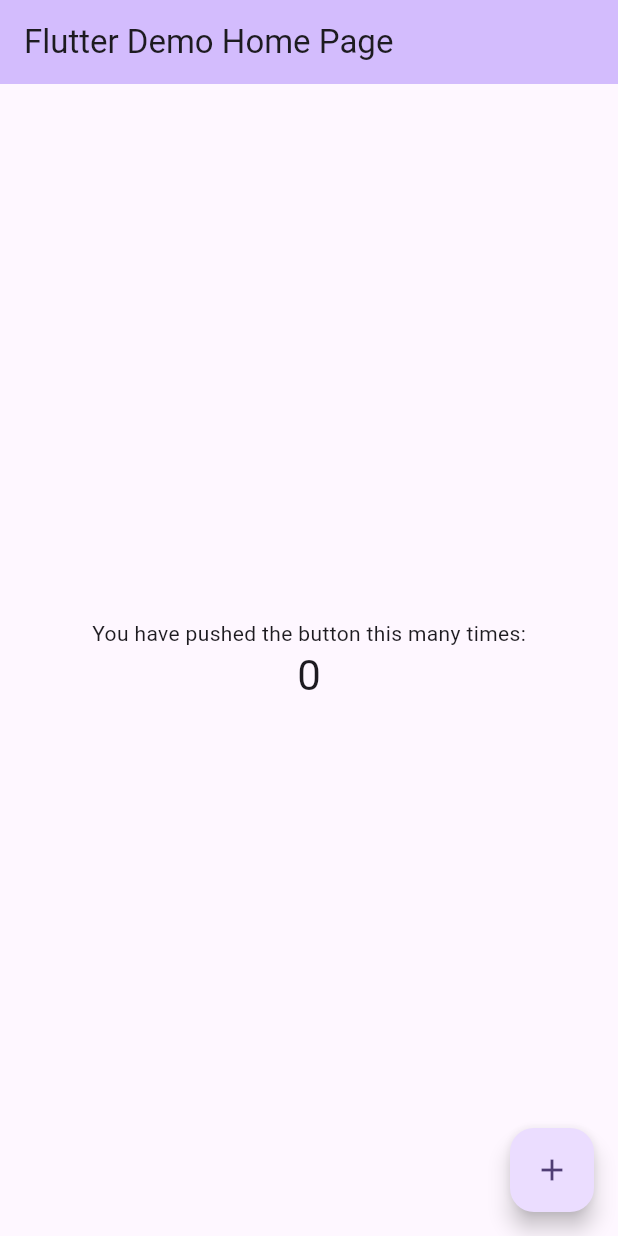
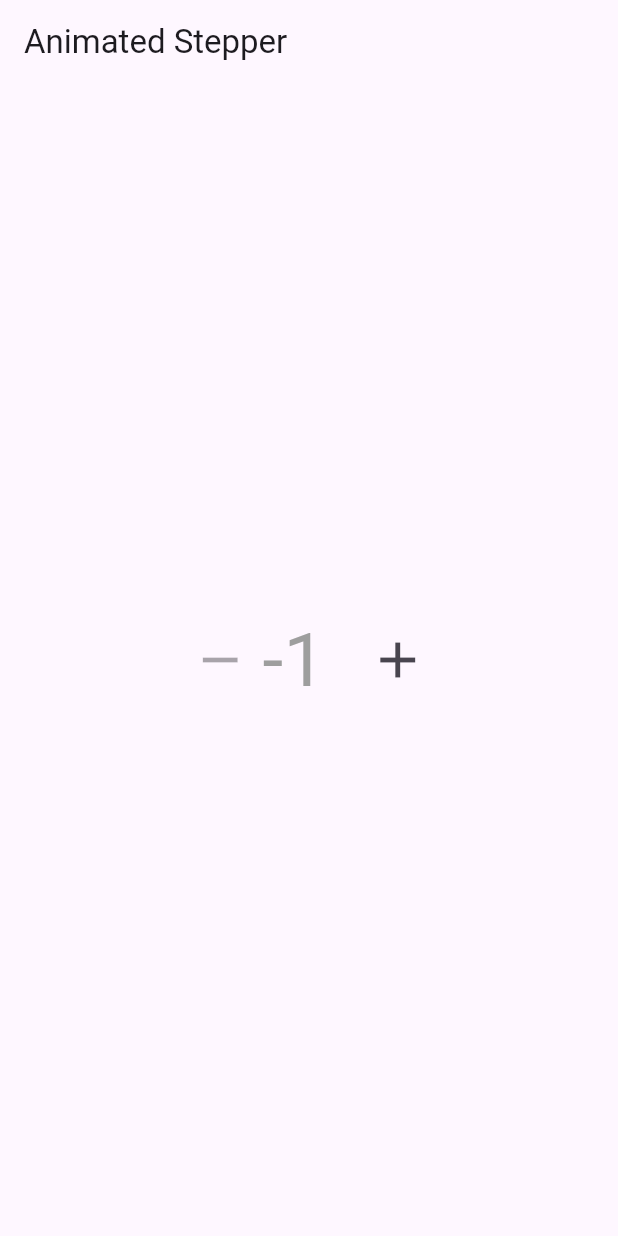
Before and after one commit to ParimSsme/animated_stepper, a Flutter app: the screen it shows after launch, on a phone screen of 412 x 824 dp. Run offline on Flutter 3.47's test engine with Material 3 defaults, Android fonts, the phone set to English and light mode, and no system bars.

Commit message:
add animated stepper

```diff
--- a/lib/main.dart
+++ b/lib/main.dart
@@ -7,119 +7,130 @@ void main() {
 class MyApp extends StatelessWidget {
   const MyApp({super.key});
 
-  // This widget is the root of your application.
   @override
   Widget build(BuildContext context) {
     return MaterialApp(
-      title: 'Flutter Demo',
-      theme: ThemeData(
-        // This is the theme of your application.
-        //
-        // TRY THIS: Try running your application with "flutter run". You'll see
-        // the application has a purple toolbar. Then, without quitting the app,
-        // try changing the seedColor in the colorScheme below to Colors.green
-        // and then invoke "hot reload" (save your changes or press the "hot
-        // reload" button in a Flutter-supported IDE, or press "r" if you used
-        // the command line to start the app).
-        //
-        // Notice that the counter didn't reset back to zero; the application
-        // state is not lost during the reload. To reset the state, use hot
-        // restart instead.
-        //
-        // This works for code too, not just values: Most code changes can be
-        // tested with just a hot reload.
-        colorScheme: ColorScheme.fromSeed(seedColor: Colors.deepPurple),
-        useMaterial3: true,
-      ),
-      home: const MyHomePage(title: 'Flutter Demo Home Page'),
+      debugShowCheckedModeBanner: false,
+      title: 'Animated Stepper',
+      theme: ThemeData(primarySwatch: Colors.blue),
+      home: const AnimatedStepper(),
     );
   }
 }
 
-class MyHomePage extends StatefulWidget {
-  const MyHomePage({super.key, required this.title});
-
-  // This widget is the home page of your application. It is stateful, meaning
-  // that it has a State object (defined below) that contains fields that affect
-  // how it looks.
-
-  // This class is the configuration for the state. It holds the values (in this
-  // case the title) provided by the parent (in this case the App widget) and
-  // used by the build method of the State. Fields in a Widget subclass are
-  // always marked "final".
-
-  final String title;
+class AnimatedStepper extends StatefulWidget {
+  const AnimatedStepper({super.key});
 
   @override
-  State<MyHomePage> createState() => _MyHomePageState();
+  State<AnimatedStepper> createState() => _AnimatedStepperState();
 }
 
-class _MyHomePageState extends State<MyHomePage> {
-  int _counter = 0;
+class _AnimatedStepperState extends State<AnimatedStepper>
+    with SingleTickerProviderStateMixin {
+  late final AnimationController _controller;
+  late final Animation<double> _animation;
 
-  void _incrementCounter() {
+  int _currentValue = 0;
+  bool _isIncrementing = true;
+
+  @override
+  void initState() {
+    super.initState();
+    _controller = AnimationController(
+      vsync: this,
+      duration: const Duration(milliseconds: 300),
+    );
+    _animation = CurvedAnimation(
+      parent: _controller,
+      curve: Curves.easeInOut,
+    );
+  }
+
+  void _increment() {
     setState(() {
-      // This call to setState tells the Flutter framework that something has
-      // changed in this State, which causes it to rerun the build method below
-      // so that the display can reflect the updated values. If we changed
-      // _counter without calling setState(), then the build method would not be
-      // called again, and so nothing would appear to happen.
-      _counter++;
+      _isIncrementing = true;
+      _currentValue++;
     });
+    _controller.forward(from: 0);
+  }
+
+  void _decrement() {
+    setState(() {
+      _isIncrementing = false;
+      _currentValue--;
+    });
+    _controller.forward(from: 0);
   }
 
   @override
   Widget build(BuildContext context) {
-    // This method is rerun every time setState is called, for instance as done
-    // by the _incrementCounter method above.
-    //
-    // The Flutter framework has been optimized to make rerunning build methods
-    // fast, so that you can just rebuild anything that needs updating rather
-    // than having to individually change instances of widgets.
     return Scaffold(
       appBar: AppBar(
-        // TRY THIS: Try changing the color here to a specific color (to
-        // Colors.amber, perhaps?) and trigger a hot reload to see the AppBar
-        // change color while the other colors stay the same.
-        backgroundColor: Theme.of(context).colorScheme.inversePrimary,
-        // Here we take the value from the MyHomePage object that was created by
-        // the App.build method, and use it to set our appbar title.
-        title: Text(widget.title),
+        title: const Text('Animated Stepper'),
       ),
       body: Center(
-        // Center is a layout widget. It takes a single child and positions it
-        // in the middle of the parent.
-        child: Column(
-          // Column is also a layout widget. It takes a list of children and
-          // arranges them vertically. By default, it sizes itself to fit its
-          // children horizontally, and tries to be as tall as its parent.
-          //
-          // Column has various properties to control how it sizes itself and
-          // how it positions its children. Here we use mainAxisAlignment to
-          // center the children vertically; the main axis here is the vertical
-          // axis because Columns are vertical (the cross axis would be
-          // horizontal).
-          //
-          // TRY THIS: Invoke "debug painting" (choose the "Toggle Debug Paint"
-          // action in the IDE, or press "p" in the console), to see the
-          // wireframe for each widget.
+        child: Row(
           mainAxisAlignment: MainAxisAlignment.center,
-          children: <Widget>[
-            const Text(
-              'You have pushed the button this many times:',
+          mainAxisSize: MainAxisSize.min,
+          children: [
+            IconButton(
+              icon: const Icon(Icons.remove),
+              iconSize: 40,
+              onPressed: _currentValue > 0 ? _decrement : null,
             ),
-            Text(
-              '$_counter',
-              style: Theme.of(context).textTheme.headlineMedium,
+            const SizedBox(height: 20),
+            AnimatedBuilder(
+              animation: _animation,
+              builder: (context, child) {
+                return Stack(
+                  alignment: Alignment.center,
+                  children: [
+                    Transform.translate(
+                      offset: Offset(
+                        0,
+                        _animation.value * 50 * (_isIncrementing ? -3 : 3),
+                      ),
+                      child: Opacity(
+                        opacity: 1 - _animation.value,
+                        child: Text(
+                          '${_isIncrementing ? _currentValue - 1 : _currentValue + 1}',
+                          style: const TextStyle(
+                            fontSize: 50,
+                            color: Colors.grey,
+                          ),
+                        ),
+                      ),
+                    ),
+                    Opacity(
+                      opacity: _animation.value,
+                      child: Text(
+                        '$_currentValue',
+                        style: const TextStyle(
+                          fontSize: 50,
+                          fontWeight: FontWeight.bold,
+                          color: Colors.blue,
+                        ),
+                      ),
+                    ),
+                  ],
+                );
+              },
+            ),
+            const SizedBox(width: 20),
+            IconButton(
+              icon: const Icon(Icons.add),
+              iconSize: 40,
+              onPressed: _increment,
             ),
           ],
         ),
       ),
-      floatingActionButton: FloatingActionButton(
-        onPressed: _incrementCounter,
-        tooltip: 'Increment',
-        child: const Icon(Icons.add),
-      ), // This trailing comma makes auto-formatting nicer for build methods.
     );
   }
+
+  @override
+  void dispose() {
+    _controller.dispose();
+    super.dispose();
+  }
 }
```
